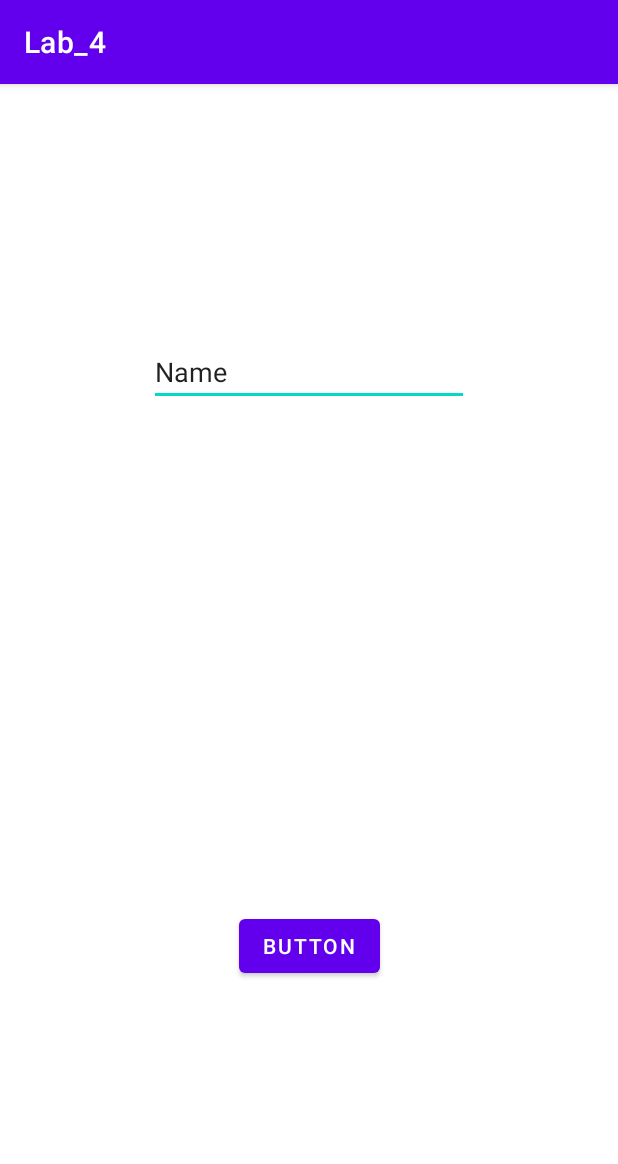
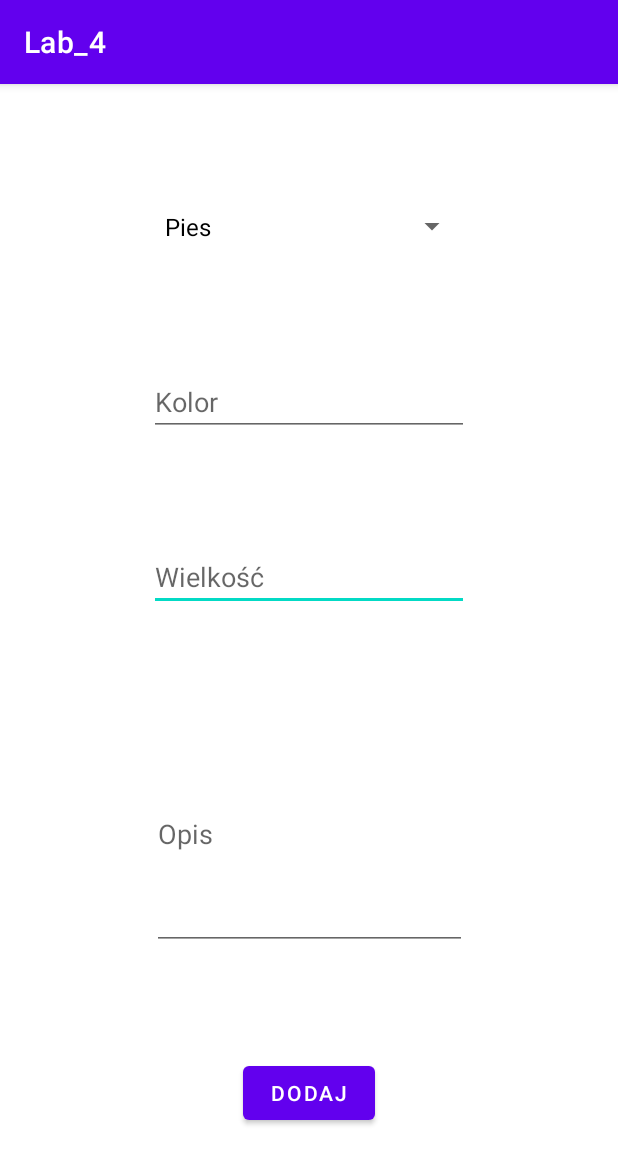
Before and after one commit to HunterretnuH/PAdTM_Lab_4, an Android app: the screen it shows after launch (DodajWpis), after a tap on "Nowy", on a phone screen of 412 x 824 dp. Shown: the top 1164 px of the screen. Run offline under Robolectric (Android 15) with nearby library versions, the phone set to English and light mode, and no system bars.

Commit message:
Dodawanie wpisów

```diff
--- a/app/src/main/java/padtm/lab_4/DodajWpis.java
+++ b/app/src/main/java/padtm/lab_4/DodajWpis.java
@@ -5,7 +5,9 @@ import androidx.appcompat.app.AppCompatActivity;
 import android.content.Intent;
 import android.os.Bundle;
 import android.view.View;
+import android.widget.ArrayAdapter;
 import android.widget.EditText;
+import android.widget.Spinner;
 
 public class DodajWpis extends AppCompatActivity {
 
@@ -13,14 +15,29 @@ public class DodajWpis extends AppCompatActivity {
     protected void onCreate(Bundle savedInstanceState) {
         super.onCreate(savedInstanceState);
         setContentView(R.layout.activity_dodaj_wpis);
+
+        ArrayAdapter gatunki = new ArrayAdapter(
+                this,
+                android.R.layout.simple_spinner_dropdown_item,
+                new String[] {"Pies", "Kot", "Rybki"});
+        Spinner gatunek = (Spinner) findViewById(R.id.gatunek);
+        gatunek.setAdapter(gatunki);
     }
 
     public void wyslij (View view)
     {
-        EditText kontrolka = (EditText)findViewById(R.id.editText);
-        String pole = kontrolka.getText().toString();
+        Spinner gatunek = (Spinner)findViewById(R.id.gatunek);
+        EditText kolor = (EditText)findViewById(R.id.kolor);
+        EditText wielkosc = (EditText)findViewById(R.id.wielkosc);
+        EditText opis = (EditText)findViewById(R.id.wielkosc);
+        Animal zwierze = new Animal(
+                gatunek.getSelectedItem().toString(),
+                kolor.getText().toString(),
+                Float.valueOf(wielkosc.getText().toString()),
+                opis.getText().toString()
+        );
         Intent intencja = new Intent();
-        intencja.putExtra("wpis",pole);
+        intencja.putExtra("nowy", zwierze);
         setResult(RESULT_OK, intencja);
         finish();
     }
--- a/app/src/main/java/padtm/lab_4/MainActivity.java
+++ b/app/src/main/java/padtm/lab_4/MainActivity.java
@@ -18,7 +18,6 @@ import java.util.Arrays;
 
 public class MainActivity extends AppCompatActivity {
 
-    private ArrayList<String> target;
     private SimpleCursorAdapter adapter;
     private MySQLite db;
 
@@ -28,8 +27,6 @@ public class MainActivity extends AppCompatActivity {
                                          "Chomik", "Mysz", "Jeż", "Karaluch"};
         super.onCreate(savedInstanceState);
         setContentView(R.layout.activity_main);
-        this.target = new ArrayList<String>();
-        this.target.addAll(Arrays.asList(values));
         this.db = new MySQLite(this);
         this.adapter = new SimpleCursorAdapter(
                 this,
@@ -64,8 +61,9 @@ public class MainActivity extends AppCompatActivity {
         if(requestCode==1 && resultCode==RESULT_OK)
         {
             Bundle extras = data.getExtras();
-            String nowy = (String)extras.get("wpis");
-            target.add(nowy);
+            Animal nowy = (Animal)extras.getSerializable("nowy");
+            this.db.dodaj(nowy);
+            adapter.changeCursor(db.lista());
             adapter.notifyDataSetChanged();
         }
     }
--- a/app/src/main/res/layout/activity_dodaj_wpis.xml
+++ b/app/src/main/res/layout/activity_dodaj_wpis.xml
@@ -7,26 +7,61 @@
     tools:context=".DodajWpis">
 
     <EditText
-        android:id="@+id/editText"
+        android:id="@+id/wielkosc"
         android:layout_width="wrap_content"
         android:layout_height="wrap_content"
         android:ems="10"
+        android:hint="Wielkość"
         android:inputType="textPersonName"
-        android:text="Name"
+        app:layout_constraintBottom_toTopOf="@+id/opis"
+        app:layout_constraintEnd_toEndOf="parent"
+        app:layout_constraintStart_toStartOf="parent"
+        app:layout_constraintTop_toBottomOf="@+id/kolor" />
+
+    <EditText
+        android:id="@+id/opis"
+        android:layout_width="210dp"
+        android:layout_height="154dp"
+        android:ems="10"
+        android:hint="Opis"
+        android:inputType="textPersonName"
         app:layout_constraintBottom_toTopOf="@+id/button"
         app:layout_constraintEnd_toEndOf="parent"
+        app:layout_constraintHorizontal_bias="0.502"
         app:layout_constraintStart_toStartOf="parent"
-        app:layout_constraintTop_toTopOf="parent" />
+        app:layout_constraintTop_toBottomOf="@+id/wielkosc" />
+
+    <EditText
+        android:id="@+id/kolor"
+        android:layout_width="wrap_content"
+        android:layout_height="wrap_content"
+        android:ems="10"
+        android:hint="Kolor"
+        android:inputType="textPersonName"
+        app:layout_constraintBottom_toTopOf="@+id/wielkosc"
+        app:layout_constraintEnd_toEndOf="parent"
+        app:layout_constraintStart_toStartOf="parent"
+        app:layout_constraintTop_toBottomOf="@+id/gatunek" />
 
     <Button
         android:id="@+id/button"
         android:layout_width="wrap_content"
         android:layout_height="wrap_content"
-        android:layout_marginTop="167dp"
         android:onClick="wyslij"
-        android:text="Button"
+        android:text="Dodaj"
         app:layout_constraintBottom_toBottomOf="parent"
         app:layout_constraintEnd_toEndOf="parent"
         app:layout_constraintStart_toStartOf="parent"
-        app:layout_constraintTop_toBottomOf="@+id/editText" />
+        app:layout_constraintTop_toBottomOf="@+id/opis" />
+
+    <Spinner
+        android:id="@+id/gatunek"
+        android:layout_width="210dp"
+        android:layout_height="46dp"
+        app:layout_constraintBottom_toBottomOf="parent"
+        app:layout_constraintEnd_toEndOf="parent"
+        app:layout_constraintHorizontal_bias="0.504"
+        app:layout_constraintStart_toStartOf="parent"
+        app:layout_constraintTop_toTopOf="parent"
+        app:layout_constraintVertical_bias="0.100000024" />
 </androidx.constraintlayout.widget.ConstraintLayout>
```
